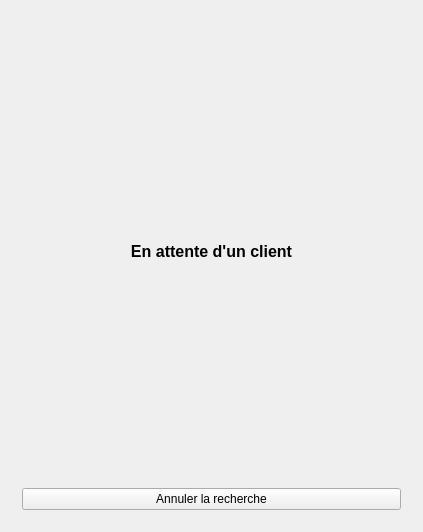
Qt form mainwindow.ui (HugoAlberto/JeuQt) before a commit.
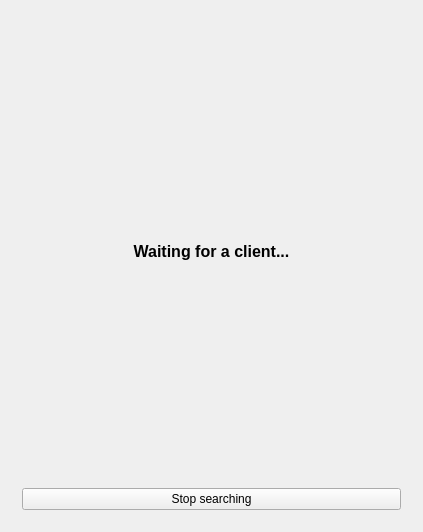
The same form after that commit. The open tabs and pages were chosen to show the change. Icons and pictures are not drawn.

```diff
--- a/mainwindow.ui
+++ b/mainwindow.ui
@@ -411,7 +411,7 @@
         <item>
          <widget class="QLabel" name="label_2">
           <property name="text">
-           <string>&lt;html&gt;&lt;head/&gt;&lt;body&gt;&lt;p align=&quot;center&quot;&gt;&lt;span style=&quot; font-size:12pt; font-weight:600;&quot;&gt;En attente d'un client&lt;/span&gt;&lt;/p&gt;&lt;/body&gt;&lt;/html&gt;</string>
+           <string>&lt;html&gt;&lt;head/&gt;&lt;body&gt;&lt;p align=&quot;center&quot;&gt;&lt;span style=&quot; font-size:12pt; font-weight:600;&quot;&gt;Waiting for a client...&lt;/span&gt;&lt;/p&gt;&lt;/body&gt;&lt;/html&gt;</string>
           </property>
          </widget>
         </item>
@@ -421,7 +421,7 @@
            <string notr="true">background-image: url(:/Images/mescouilles.png);</string>
           </property>
           <property name="text">
-           <string>Annuler la recherche</string>
+           <string>Stop searching</string>
           </property>
          </widget>
         </item>
```
Left out of the diff: 2 changed lines with no effect on the pictures.
